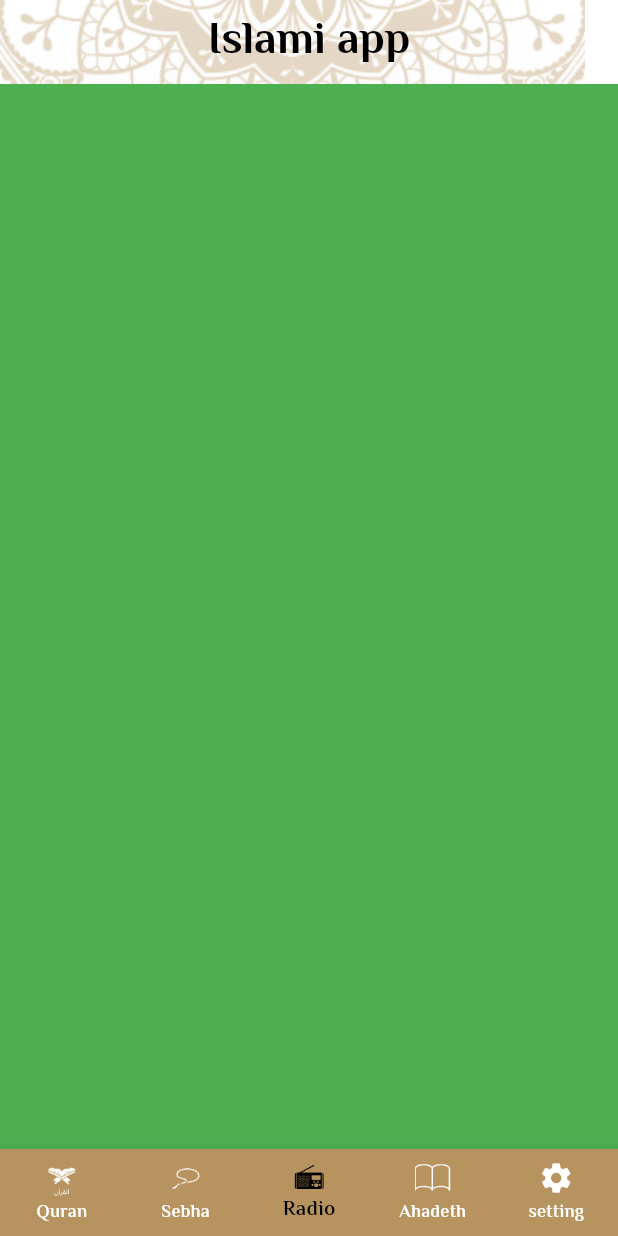
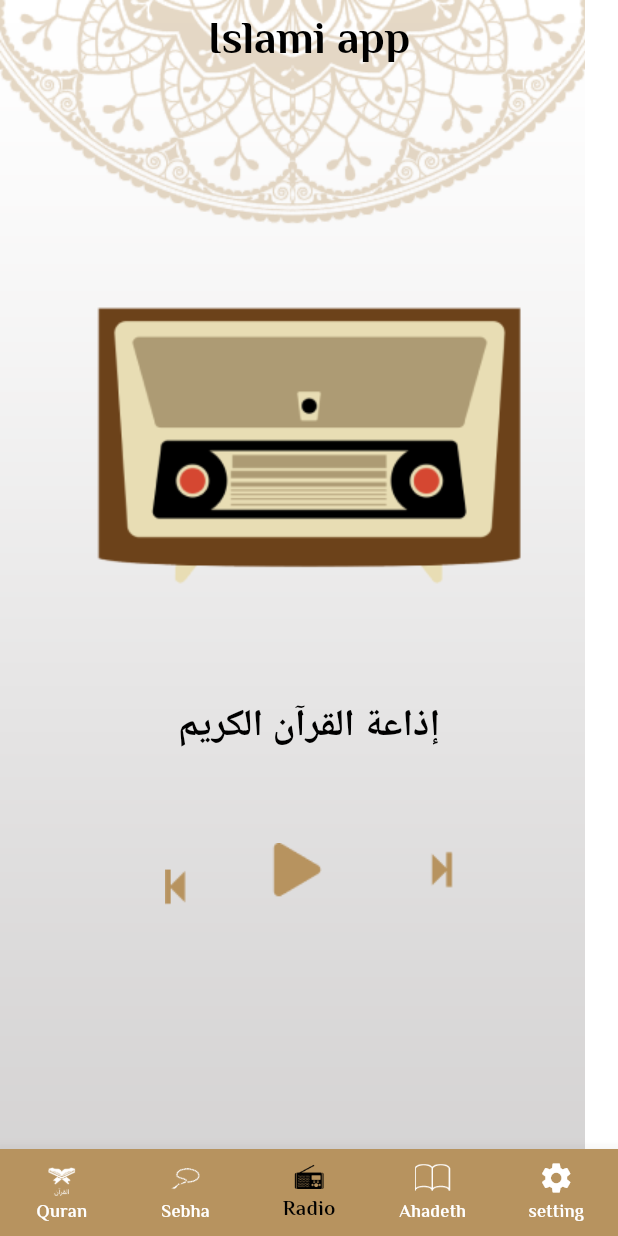
Before and after one commit to Ibrahim8545/IslamiApp, a Flutter app: the screen it shows after launch, item 3 of the bottom bar chosen, on a phone screen of 412 x 824 dp. Run offline on Flutter 3.47's test engine with Material 3 defaults, Android fonts, the phone set to English and light mode, and no system bars.

Commit message:
add ui of radio tab

```diff
--- a/lib/details_screens/hadeth_details.dart
+++ b/lib/details_screens/hadeth_details.dart
@@ -24,6 +24,7 @@ class HadethDetailsScreen extends StatelessWidget {
         body:Padding(
           padding: const EdgeInsets.all(18.0),
           child: Card(
+            color: Colors.white,
             shape: OutlineInputBorder(borderRadius: BorderRadius.circular(14)),
             child: Padding(
               padding: const EdgeInsets.all(18.0),
--- a/lib/details_screens/sura_details_screen.dart
+++ b/lib/details_screens/sura_details_screen.dart
@@ -41,6 +41,7 @@ class _SuraDetailsScreenState extends State<SuraDetailsScreen> {
           padding:const EdgeInsets.all(18),
           margin:const  EdgeInsets.all(12),
           child: Card(
+             color: Colors.white,
             shape: OutlineInputBorder(borderRadius: BorderRadius.circular(14)),
             child: ListView.separated(
               separatorBuilder: (context, index)=>const Divider(thickness: 2,),
--- a/lib/home_widget/radio.dart
+++ b/lib/home_widget/radio.dart
@@ -5,8 +5,28 @@ class RadioTab extends StatelessWidget {
 
   @override
   Widget build(BuildContext context) {
-    return Container(
-      color: Colors.green,
+    return Column(
+
+
+      children: [
+              SizedBox(height: 130,),
+        Image.asset(
+          'assets/images/radio bg.png',
+          height: 222,
+          ),
+          SizedBox(height: 57,),
+          Text(
+            'إذاعة القرآن الكريم'
+            ,style: Theme.of(context).textTheme.bodyMedium,
+            textAlign: TextAlign.center,
+            ),
+              SizedBox(height: 57,),
+            Image.asset(
+          'assets/images/radio play.png',
+          height: 41.4,
+          ),
+
+      ],
     );
   }
 }
--- a/lib/my_theme_data.dart
+++ b/lib/my_theme_data.dart
@@ -8,6 +8,7 @@ class MyThemeData {
         color: Colors.transparent,
         elevation: 0,
         centerTitle: true,
+        iconTheme: const IconThemeData(color: AppColor.blackColor),
         titleTextStyle: TextStyle(
             fontSize: 30,
             fontWeight: FontWeight.w700,
@@ -31,18 +32,21 @@ class MyThemeData {
                   fontSize: 30,
                   fontWeight: FontWeight.bold,
                   fontFamily: 'ElMessiri',
+                  color: Colors.black
 
                 ),
                 bodyMedium: TextStyle(
                   fontSize: 25,
                   fontWeight: FontWeight.w600,
                   fontFamily: 'ElMessiri',
+                   color: Colors.black
 
                 ),
                 bodySmall: TextStyle(
                   fontSize: 20,
                   fontWeight: FontWeight.normal,
                   fontFamily: 'ElMessiri',
+                   color: Colors.black
 
                 ),
 
```
Also changed, not shown: assets/images/2.0x/radio bg@2x.png (added), assets/images/2.0x/radio play@2x.png (added), assets/images/3.0x/radio bg@3x.png (added), assets/images/3.0x/radio play@3x.png (added), assets/images/radio bg.png (added), assets/images/radio play.png (added).
